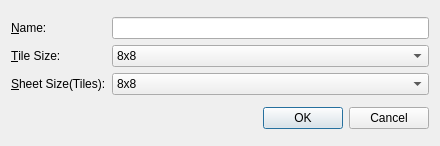
gtalent/wombat-editor, file newspritesheet.ui: the form before one commit.
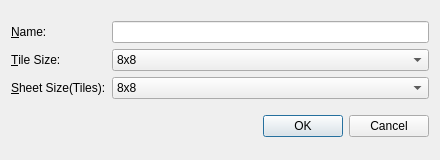
The form after the commit.

Commit message: Added tab ordering to new sprite sheet menu.

```diff
--- a/newspritesheet.ui
+++ b/newspritesheet.ui
@@ -10,7 +10,7 @@
     <x>0</x>
     <y>0</y>
     <width>440</width>
-    <height>146</height>
+    <height>160</height>
    </rect>
   </property>
   <property name="windowTitle">
```
Left out of the diff: 6 changed lines with no effect on the pictures.
